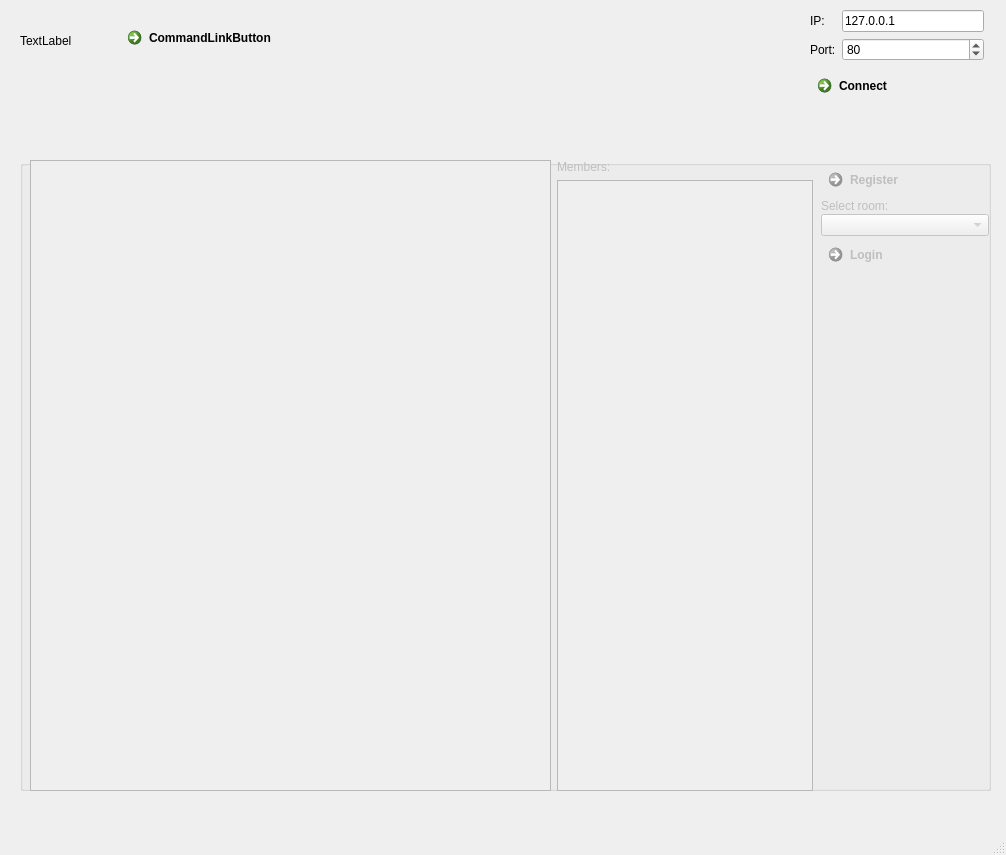
Old version of the form CLIENT/clientwin.ui in the repository AlexNov87/chatqt.
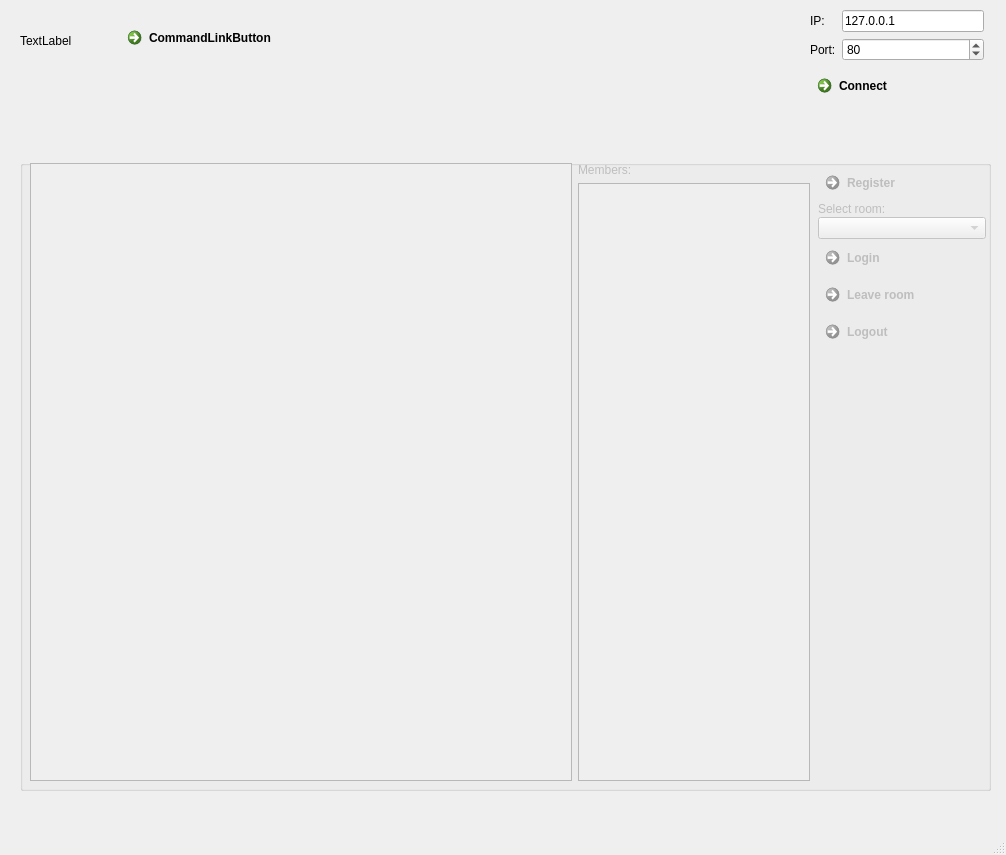
New version of the form. Icons and pictures are not drawn.

The edit to the form file:
```diff
--- a/CLIENT/clientwin.ui
+++ b/CLIENT/clientwin.ui
@@ -118,13 +118,21 @@
        <height>631</height>
       </rect>
      </property>
-     <layout class="QHBoxLayout" name="horizontalLayout" stretch="8,0,1">
+     <layout class="QHBoxLayout" name="horizontalLayout" stretch="7,3,1">
+      <property name="leftMargin">
+       <number>0</number>
+      </property>
+      <property name="topMargin">
+       <number>3</number>
+      </property>
+      <property name="rightMargin">
+       <number>3</number>
+      </property>
+      <property name="bottomMargin">
+       <number>10</number>
+      </property>
       <item>
-       <widget class="QListWidget" name="lw_message">
-        <property name="enabled">
-         <bool>false</bool>
-        </property>
-       </widget>
+       <widget class="QListWidget" name="lw_message"/>
       </item>
       <item>
        <layout class="QVBoxLayout" name="verticalLayout_4">
@@ -136,12 +144,12 @@
          </widget>
         </item>
         <item>
-         <widget class="QListView" name="lw_members"/>
+         <widget class="QListWidget" name="lw_members"/>
         </item>
        </layout>
       </item>
       <item>
-       <layout class="QVBoxLayout" name="verticalLayout_3" stretch="0,0,0,0,0">
+       <layout class="QVBoxLayout" name="verticalLayout_3" stretch="0,0,0,0,0,0,0">
         <property name="spacing">
          <number>1</number>
         </property>
@@ -181,6 +189,26 @@
           </property>
          </widget>
         </item>
+        <item>
+         <widget class="QCommandLinkButton" name="pb_leave">
+          <property name="text">
+           <string>Leave room</string>
+          </property>
+          <property name="icon">
+           <iconset theme="QIcon::ThemeIcon::DocumentRevert"/>
+          </property>
+         </widget>
+        </item>
+        <item>
+         <widget class="QCommandLinkButton" name="pb_logout">
+          <property name="text">
+           <string>Logout</string>
+          </property>
+          <property name="icon">
+           <iconset theme="QIcon::ThemeIcon::ApplicationExit"/>
+          </property>
+         </widget>
+        </item>
         <item>
          <spacer name="verticalSpacer">
           <property name="orientation">
```
